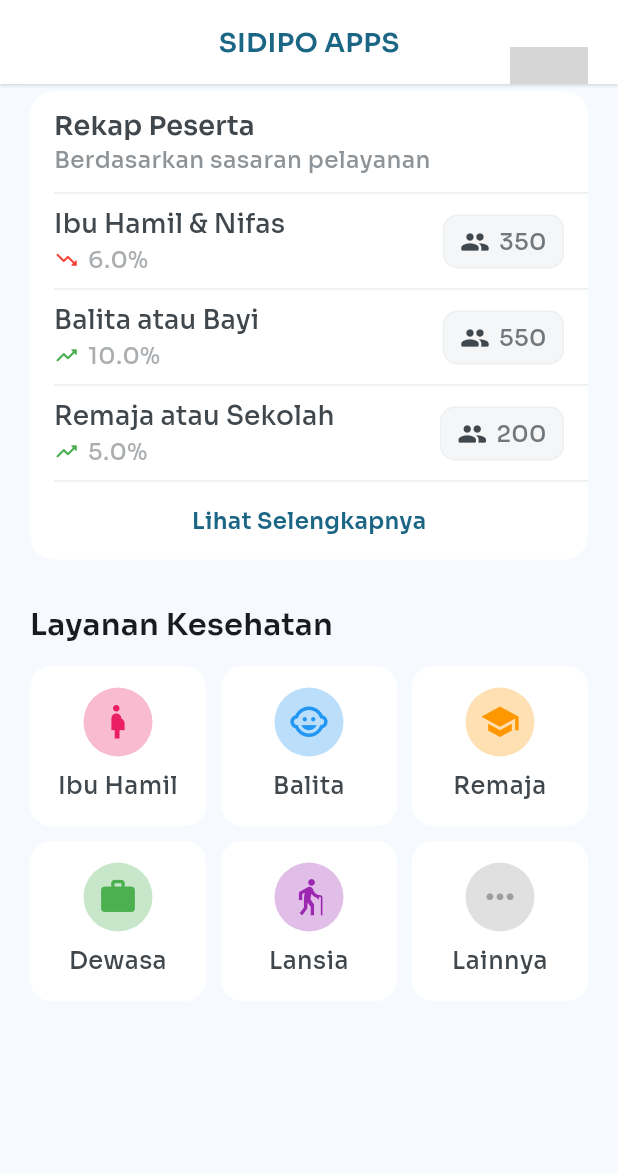
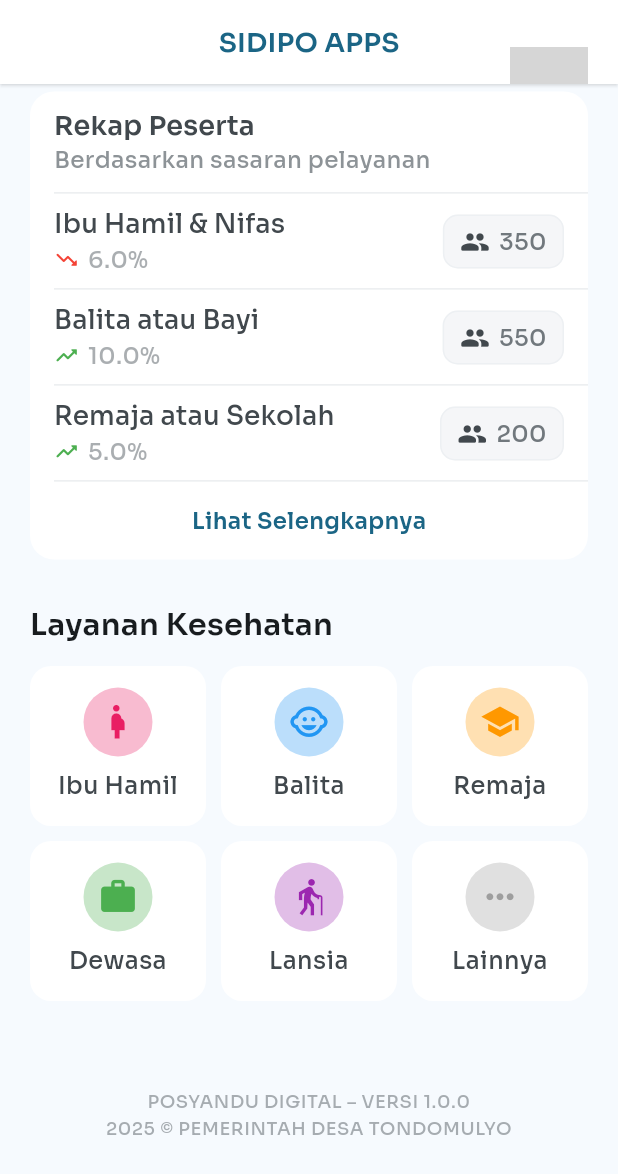
Before and after one commit to Vrynd/Sidipo_apps, a Flutter app: the HomeScreen widget shown alone on an empty page, opened directly, scrolled down 90 dp, on a phone screen of 412 x 824 dp. Shown: the top 1174 px of the screen. Run offline on Flutter 3.47's test engine with Material 3 defaults, Android fonts, the light colour scheme and no system bars; our stand-ins replace cloud_firestore, firebase_auth, firebase_core, google_fonts, salomon_bottom_bar, shared_preferences; accounts and stored records are empty; network calls fail; grey boxes are pictures that could not be loaded.

Commit message:
Menambahkan copyright dan versi aplikasi

```diff
--- a/lib/ui/screens/main/home_screen.dart
+++ b/lib/ui/screens/main/home_screen.dart
@@ -7,6 +7,7 @@ import 'package:posyandu_digital_app/ui/widget/main/recap_participant.dart';
 import 'package:posyandu_digital_app/ui/widget/main/service_item.dart';
 import 'package:posyandu_digital_app/ui/widget/main/title_action.dart';
 import 'package:posyandu_digital_app/ui/widget/main/user_greeting.dart';
+import 'package:posyandu_digital_app/ui/widget/main/watermark.dart';
 import 'package:posyandu_digital_app/utils/routes/navigation.dart';
 import 'package:posyandu_digital_app/ui/custom/scaffold_custom.dart';
 import 'package:provider/provider.dart';
@@ -211,7 +212,6 @@ class _HomeScreenState extends State<HomeScreen> {
                         'count': 350,
                         'newCount': -20,
                         'trend': 'down',
-
                       },
                       {
                         'title': 'Balita atau Bayi',
@@ -219,7 +219,6 @@ class _HomeScreenState extends State<HomeScreen> {
                         'count': 550,
                         'newCount': 10,
                         'trend': 'up',
-
                       },
                       {
                         'title': 'Remaja atau Sekolah',
@@ -255,6 +254,14 @@ class _HomeScreenState extends State<HomeScreen> {
                     textStyle: textStyle,
                     items: ServiceItem.defaultItems(),
                   ),
+                  const SizedBox(height: 60),
+                  Watermark(
+                    color: color,
+                    textStyle: textStyle,
+                    mainTitle: 'Posyandu Digital – Versi 1.0.0',
+                    subTitle: '2025 © Pemerintah Desa Tondomulyo',
+                  ),
+                  const SizedBox(height: 20),
                 ],
               ),
             ),
--- /dev/null
+++ b/lib/ui/widget/main/watermark.dart
@@ -0,0 +1,48 @@
+import 'package:flutter/material.dart';
+
+class Watermark extends StatelessWidget {
+  final TextTheme textStyle;
+  final String mainTitle;
+  final String subTitle;
+  final ColorScheme color;
+
+  const Watermark({
+    super.key,
+    required this.textStyle,
+    required this.mainTitle,
+    required this.subTitle,
+    required this.color,
+  });
+
+  @override
+  Widget build(BuildContext context) {
+    return Center(
+      child: Column(
+        mainAxisSize: MainAxisSize.min,
+        mainAxisAlignment: MainAxisAlignment.center,
+        children: [
+          Text(
+            mainTitle.toUpperCase(),
+            style: textStyle.bodySmall?.copyWith(
+              color: color.outline.withValues(alpha: 0.6),
+              height: 1.2,
+              fontWeight: FontWeight.w500,
+            ),
+
+            textAlign: TextAlign.center,
+          ),
+          SizedBox(height: 4),
+          Text(
+            subTitle.toUpperCase(),
+            style: textStyle.bodySmall?.copyWith(
+              color: color.outline.withValues(alpha: 0.6),
+              height: 1.2,
+              fontWeight: FontWeight.w500,
+            ),
+            textAlign: TextAlign.center,
+          ),
+        ],
+      ),
+    );
+  }
+}
```
